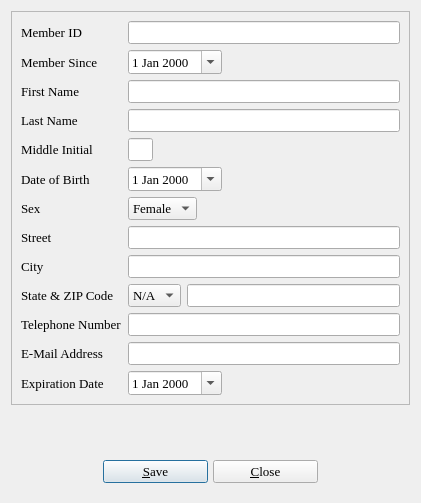
Before: the Qt Designer form userinfo.ui in textbrowser/biblioteq, drawn with Qt 5.
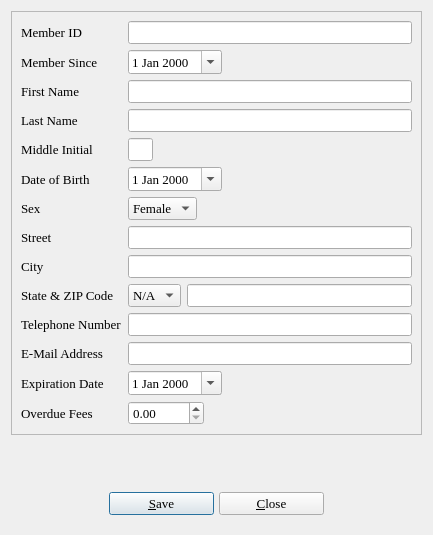
After: the same form once the commit is applied. Icons and pictures are not drawn.

Commit message: Overdue fees. Improved display of decimal values.

```diff
--- a/userinfo.ui
+++ b/userinfo.ui
@@ -2,6 +2,14 @@
 <ui version="4.0">
  <class>UserInfo</class>
  <widget class="QDialog" name="UserInfo">
+  <property name="geometry">
+   <rect>
+    <x>0</x>
+    <y>0</y>
+    <width>433</width>
+    <height>535</height>
+   </rect>
+  </property>
   <property name="font">
    <font>
     <family>Times</family>
@@ -763,6 +771,32 @@
           </item>
          </layout>
         </item>
+        <item row="13" column="0">
+         <widget class="QLabel" name="label_14">
+          <property name="text">
+           <string>Overdue Fees</string>
+          </property>
+         </widget>
+        </item>
+        <item row="13" column="1">
+         <widget class="QDoubleSpinBox" name="overduefees">
+          <property name="sizePolicy">
+           <sizepolicy hsizetype="Fixed" vsizetype="Fixed">
+            <horstretch>0</horstretch>
+            <verstretch>0</verstretch>
+           </sizepolicy>
+          </property>
+          <property name="minimum">
+           <double>0.000000000000000</double>
+          </property>
+          <property name="maximum">
+           <double>10000.000000000000000</double>
+          </property>
+          <property name="singleStep">
+           <double>0.010000000000000</double>
+          </property>
+         </widget>
+        </item>
        </layout>
       </item>
      </layout>
```
Left out of the diff: 7 changed lines with no effect on the pictures. The commit also changes 11 other files.
